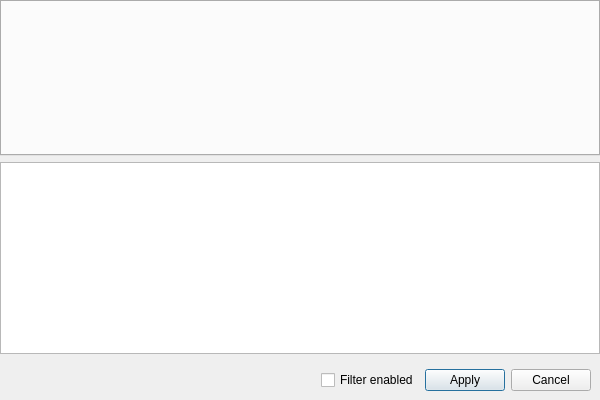
Qt form src/home/flibrary/gui/dialogs/FilterSettingsDialog.ui (heimdallr/books) before a commit.
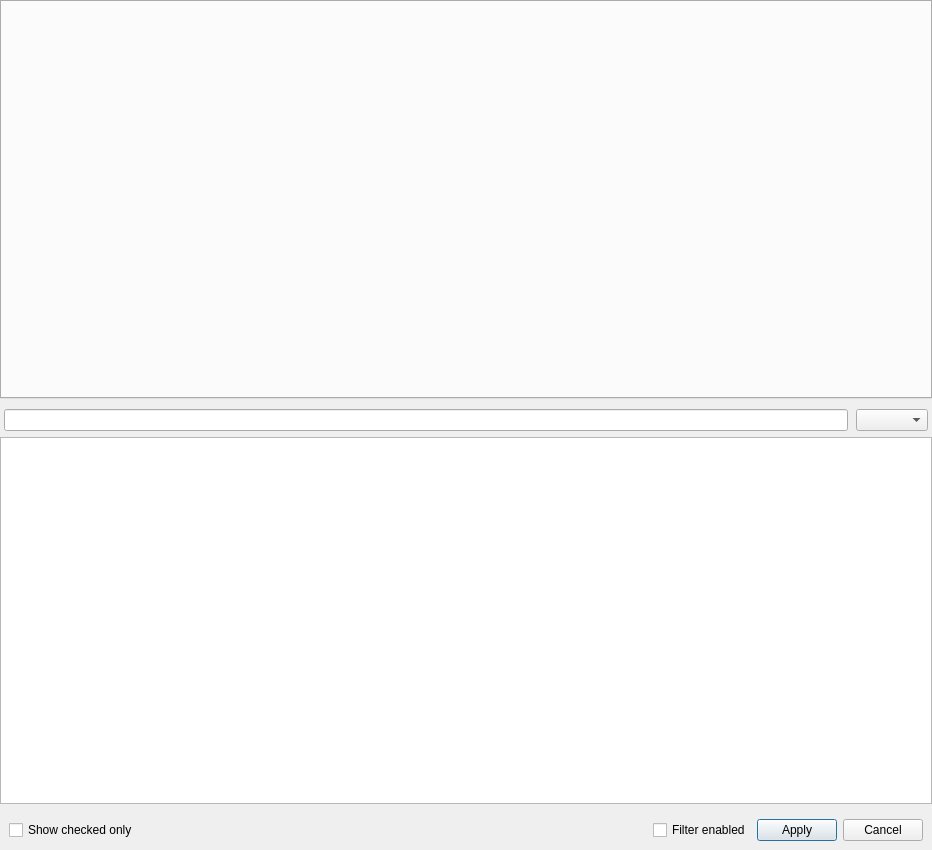
The same form after that commit. Custom widgets are drawn as their Qt base class.

Diff of the .ui file:
```diff
--- a/src/home/flibrary/gui/dialogs/FilterSettingsDialog.ui
+++ b/src/home/flibrary/gui/dialogs/FilterSettingsDialog.ui
@@ -6,14 +6,17 @@
    <rect>
     <x>0</x>
     <y>0</y>
-    <width>600</width>
-    <height>400</height>
+    <width>932</width>
+    <height>850</height>
    </rect>
   </property>
   <property name="windowTitle">
    <string>Filter settings</string>
   </property>
-  <layout class="QVBoxLayout" name="_3">
+  <property name="modal">
+   <bool>true</bool>
+  </property>
+  <layout class="QVBoxLayout" name="_4">
    <property name="leftMargin">
     <number>0</number>
    </property>
@@ -30,6 +33,68 @@
     <widget class="QTabWidget" name="tabs"/>
    </item>
    <item>
+    <widget class="QWidget" name="content" native="true">
+     <layout class="QVBoxLayout" name="verticalLayout">
+      <property name="leftMargin">
+       <number>0</number>
+      </property>
+      <property name="topMargin">
+       <number>0</number>
+      </property>
+      <property name="rightMargin">
+       <number>0</number>
+      </property>
+      <property name="bottomMargin">
+       <number>0</number>
+      </property>
+      <item>
+       <layout class="QHBoxLayout" name="_3">
+        <property name="spacing">
+         <number>8</number>
+        </property>
+        <property name="leftMargin">
+         <number>4</number>
+        </property>
+        <property name="topMargin">
+         <number>4</number>
+        </property>
+        <property name="rightMargin">
+         <number>4</number>
+        </property>
+        <property name="bottomMargin">
+         <number>0</number>
+        </property>
+        <item>
+         <widget class="QLineEdit" name="value">
+          <property name="sizePolicy">
+           <sizepolicy hsizetype="Expanding" vsizetype="Fixed">
+            <horstretch>0</horstretch>
+            <verstretch>0</verstretch>
+           </sizepolicy>
+          </property>
+          <property name="font">
+           <font>
+            <pointsize>9</pointsize>
+           </font>
+          </property>
+          <property name="clearButtonEnabled">
+           <bool>true</bool>
+          </property>
+         </widget>
+        </item>
+        <item>
+         <widget class="HomeCompa::Flibrary::ModeComboBox" name="cbValueMode">
+          <property name="sizePolicy">
+           <sizepolicy hsizetype="Fixed" vsizetype="Fixed">
+            <horstretch>0</horstretch>
+            <verstretch>0</verstretch>
+           </sizepolicy>
+          </property>
+         </widget>
+        </item>
+       </layout>
+      </item>
+      <item>
     <widget class="QTreeView" name="view">
      <property name="contextMenuPolicy">
       <enum>Qt::ContextMenuPolicy::CustomContextMenu</enum>
@@ -57,6 +122,9 @@
      </property>
     </widget>
    </item>
+     </layout>
+    </widget>
+   </item>
    <item>
     <layout class="QHBoxLayout" name="_2">
      <property name="leftMargin">
@@ -71,6 +139,13 @@
      <property name="bottomMargin">
       <number>9</number>
      </property>
+     <item>
+      <widget class="QCheckBox" name="checkBoxShowCheckedOnly">
+       <property name="text">
+        <string>Show checked only</string>
+       </property>
+      </widget>
+     </item>
      <item>
       <spacer name="horizontalSpacer">
        <property name="orientation">
@@ -134,6 +209,22 @@
   </action>
  </widget>
  <layoutdefault spacing="6" margin="11"/>
+ <customwidgets>
+  <customwidget>
+   <class>HomeCompa::Flibrary::ModeComboBox</class>
+   <extends>QComboBox</extends>
+   <header>widgets/ModeComboBox.h</header>
+  </customwidget>
+ </customwidgets>
+ <tabstops>
+  <tabstop>tabs</tabstop>
+  <tabstop>value</tabstop>
+  <tabstop>cbValueMode</tabstop>
+  <tabstop>view</tabstop>
+  <tabstop>checkBoxFilterEnabled</tabstop>
+  <tabstop>btnApply</tabstop>
+  <tabstop>btnCancel</tabstop>
+ </tabstops>
  <resources/>
  <connections/>
 </ui>
```
Lines whose indentation alone changed are shown as unchanged.
